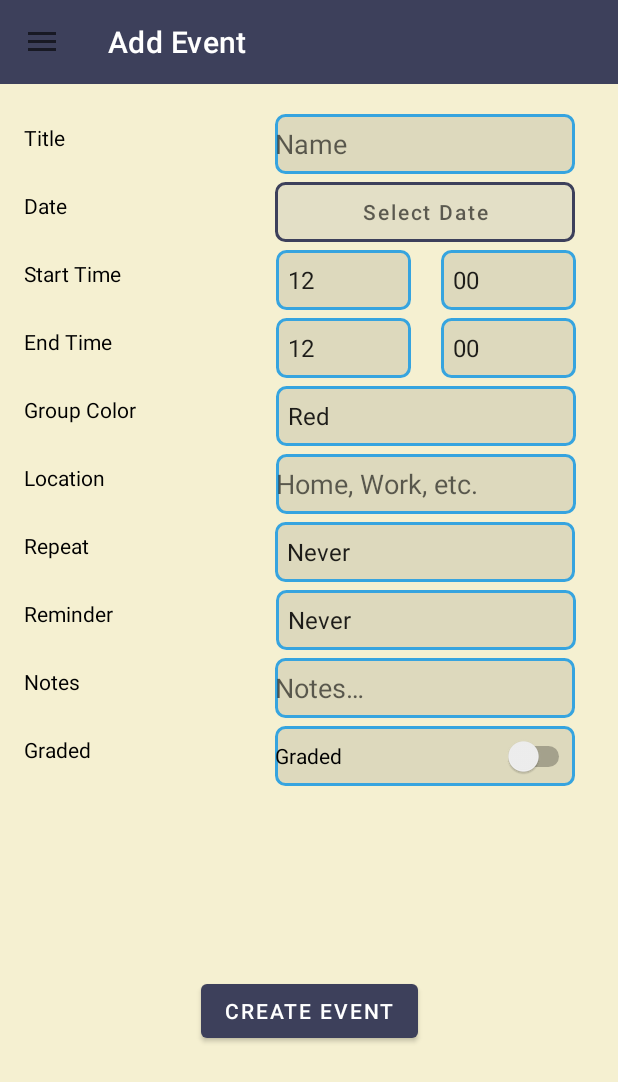
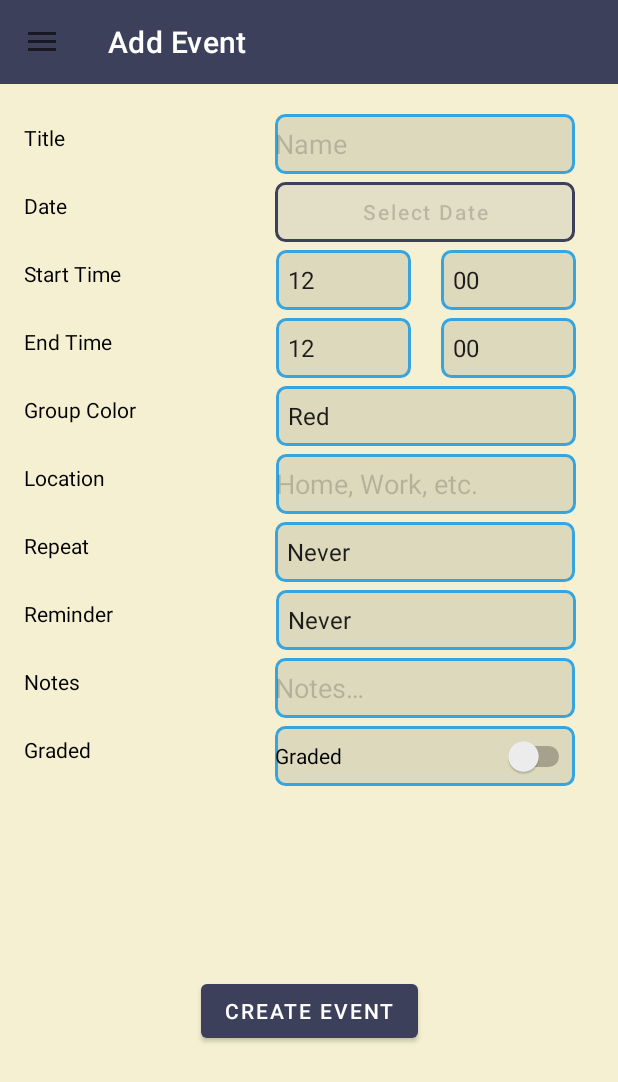
Before and after one commit to Shauryan735/Remake-Me, an Android app: the AddEvent screen opened directly, with no data from a screen before it, on a phone screen of 412 x 824 dp. Shown: the top 1082 px of the screen. Run offline under Robolectric (Android 15) with nearby library versions, the phone set to English and light mode, and no system bars; our stand-ins replace Room's generated code.

Commit message:
-Updated Dark theme and Light theme -Updated text in reflection dayview addevent to respect the dark mode and light mode. -Had issues with calendar object on main not wanting to change text colors -Had issues with add event sliders dont want to change text color either

```diff
--- a/app/src/main/res/layout/activity_add_event.xml
+++ b/app/src/main/res/layout/activity_add_event.xml
@@ -25,7 +25,7 @@
             android:ems="10"
             android:inputType="none"
             android:text="@string/title"
-            android:textColor="@color/black"
+            android:textColor="?attr/colorOnSecondary"
             android:textColorHint="#FF000000"
             android:textColorLink="#FF000000"
             app:layout_constraintStart_toStartOf="parent"
@@ -40,7 +40,7 @@
             android:ems="10"
             android:inputType="none"
             android:text="@string/date"
-            android:textColor="@color/black"
+            android:textColor="?attr/colorOnSecondary"
             android:textColorHint="#00000000"
             android:textColorLink="#00000000"
             app:layout_constraintStart_toStartOf="parent"
@@ -55,7 +55,7 @@
             android:ems="10"
             android:inputType="none"
             android:text="@string/start_time"
-            android:textColor="@color/black"
+            android:textColor="?attr/colorOnSecondary"
             android:textColorHint="#00000000"
             android:textColorLink="#00000000"
             app:layout_constraintStart_toStartOf="parent"
@@ -70,7 +70,7 @@
             android:ems="10"
             android:inputType="none"
             android:text="@string/location"
-            android:textColor="@color/black"
+            android:textColor="?attr/colorOnSecondary"
             android:textColorHint="#00000000"
             android:textColorLink="#00000000"
             app:layout_constraintStart_toStartOf="parent"
@@ -85,7 +85,7 @@
             android:ems="10"
             android:inputType="none"
             android:text="@string/notes"
-            android:textColor="@color/black"
+            android:textColor="?attr/colorOnSecondary"
             android:textColorHint="#00000000"
             android:textColorLink="#00000000"
             app:layout_constraintStart_toStartOf="parent"
@@ -100,7 +100,7 @@
             android:ems="10"
             android:inputType="none"
             android:text="@string/graded"
-            android:textColor="@color/black"
+            android:textColor="?attr/colorOnSecondary"
             android:textColorHint="#00000000"
             android:textColorLink="#00000000"
             app:layout_constraintStart_toStartOf="parent"
@@ -115,7 +115,7 @@
             android:ems="10"
             android:inputType="none"
             android:text="@string/reminder"
-            android:textColor="@color/black"
+            android:textColor="?attr/colorOnSecondary"
             android:textColorHint="#00000000"
             android:textColorLink="#00000000"
             app:layout_constraintStart_toStartOf="parent"
@@ -130,7 +130,7 @@
             android:ems="10"
             android:inputType="none"
             android:text="@string/end_time"
-            android:textColor="@color/black"
+            android:textColor="?attr/colorOnSecondary"
             android:textColorHint="#00000000"
             android:textColorLink="#00000000"
             app:layout_constraintStart_toStartOf="parent"
@@ -145,7 +145,7 @@
             android:ems="10"
             android:inputType="none"
             android:text="@string/repeat"
-            android:textColor="@color/black"
+            android:textColor="?attr/colorOnSecondary"
             android:textColorHint="#00000000"
             android:textColorLink="#00000000"
             app:layout_constraintStart_toStartOf="parent"
@@ -160,7 +160,7 @@
             android:ems="10"
             android:inputType="none"
             android:text="@string/group_color"
-            android:textColor="@color/black"
+            android:textColor="?attr/colorOnSecondary"
             android:textColorHint="#00000000"
             android:textColorLink="#00000000"
             app:layout_constraintStart_toStartOf="parent"
@@ -175,7 +175,8 @@
             android:ems="10"
             android:hint="@string/name"
             android:inputType="textPersonName"
-            android:textColor="@color/black"
+            android:textColor="?attr/colorOnSecondary"
+            android:textColorHint="?attr/colorOnSurface"
             app:layout_constraintEnd_toEndOf="parent"
             app:layout_constraintHorizontal_bias="0.67"
             app:layout_constraintStart_toEndOf="@+id/eventViewDate"
@@ -183,15 +184,15 @@
 
         <Button
             android:id="@+id/editTextDate"
-            android:hint="@string/select_date"
-            android:onClick="setDate"
             android:layout_width="200dp"
             android:layout_height="40dp"
             android:layout_marginTop="5dp"
             android:background="@drawable/redboarder"
             android:ems="10"
-            android:textColor="@color/black"
-            android:backgroundTint="?attr/colorAccent"
+            android:hint="@string/select_date"
+            android:onClick="setDate"
+            android:textColor="?attr/colorOnSecondary"
+            android:textColorHint="?attr/colorOnSurface"
             app:layout_constraintEnd_toEndOf="parent"
             app:layout_constraintHorizontal_bias="0.67"
             app:layout_constraintStart_toEndOf="@+id/eventViewStartTime"
@@ -207,7 +208,8 @@
             android:ems="10"
             android:hint="@string/location_hint"
             android:inputType="textShortMessage"
-            android:textColor="@color/black"
+            android:textColor="?attr/colorOnSecondary"
+            android:textColorHint="?attr/colorOnSurface"
             app:layout_constraintEnd_toEndOf="parent"
             app:layout_constraintHorizontal_bias="1.0"
             app:layout_constraintStart_toEndOf="@+id/textViewLocation"
@@ -220,7 +222,7 @@
             android:layout_marginTop="5dp"
             android:layout_marginEnd="28dp"
             android:background="@drawable/redboarder"
-            android:textColor="@color/black"
+            android:textColor="?attr/colorOnSecondary"
             app:layout_constraintEnd_toEndOf="parent"
             app:layout_constraintHorizontal_bias="1.0"
             app:layout_constraintStart_toEndOf="@+id/eventViewNote"
@@ -232,7 +234,7 @@
             android:layout_height="40dp"
             android:layout_marginTop="5dp"
             android:background="@drawable/redboarder"
-            android:textColor="@color/black"
+            android:textColor="?attr/colorOnSecondary"
             app:layout_constraintEnd_toEndOf="parent"
             app:layout_constraintHorizontal_bias="0.67"
             app:layout_constraintStart_toEndOf="@+id/textViewRepeat"
@@ -245,7 +247,7 @@
             android:layout_marginTop="5dp"
             android:layout_marginEnd="28dp"
             android:background="@drawable/redboarder"
-            android:textColor="@color/black"
+            android:textColor="?attr/colorOnSecondary"
             app:layout_constraintEnd_toEndOf="parent"
             app:layout_constraintHorizontal_bias="1.0"
             app:layout_constraintStart_toEndOf="@+id/textViewReminder"
@@ -260,7 +262,8 @@
             android:ems="10"
             android:hint="@string/notes_hint"
             android:inputType="textLongMessage"
-            android:textColor="@color/black"
+            android:textColor="?attr/colorOnSecondary"
+            android:textColorHint="?attr/colorOnSurface"
             app:layout_constraintEnd_toEndOf="parent"
             app:layout_constraintHorizontal_bias="0.67"
             app:layout_constraintStart_toEndOf="@+id/textViewNotes"
@@ -327,6 +330,8 @@
             android:layout_marginTop="5dp"
             android:background="@drawable/redboarder"
             android:text="Graded"
+            android:textColor="?attr/colorOnSecondary"
+            android:textColorHint="?attr/colorOnSurface"
             app:layout_constraintEnd_toEndOf="parent"
             app:layout_constraintHorizontal_bias="0.67"
             app:layout_constraintStart_toEndOf="@+id/textViewGraded"
--- a/app/src/main/res/layout/activity_daily_reflection.xml
+++ b/app/src/main/res/layout/activity_daily_reflection.xml
@@ -21,6 +21,8 @@
             android:gravity="top|left"
             android:hint="Thoughts..."
             android:inputType="textMultiLine"
+            android:textColor="?attr/colorOnSecondary"
+            android:textColorHint="?attr/colorOnSurface"
             app:layout_constraintEnd_toEndOf="parent"
             app:layout_constraintStart_toStartOf="parent"
             app:layout_constraintTop_toTopOf="parent" />
@@ -30,6 +32,7 @@
             android:layout_height="wrap_content"
             android:layout_marginBottom="76dp"
             android:text="Submit"
+            android:textColor="?attr/colorOnPrimary"
             app:layout_constraintBottom_toBottomOf="parent"
             app:layout_constraintEnd_toEndOf="parent"
             app:layout_constraintHorizontal_bias="0.767"
--- a/app/src/main/res/values-night/themes.xml
+++ b/app/src/main/res/values-night/themes.xml
@@ -1,14 +1,16 @@
 <resources xmlns:tools="http://schemas.android.com/tools">
     <!-- Base application theme. -->
     <style name="Theme.Testing" parent="Theme.MaterialComponents.Light.NoActionBar">
+        <item name="android:colorBackground">@color/gray</item>
+        <item name="colorOnSurface">@color/dm_on_surface</item>
         <!-- Primary brand color. -->
-        <item name="colorPrimary">@color/purple_200</item>
-        <item name="colorPrimaryVariant">@color/purple_700</item>
-        <item name="colorOnPrimary">@color/black</item>
+        <item name="colorPrimary">@color/dm_primary</item>
+        <item name="colorPrimaryVariant">@color/dm_primary_alt</item>
+        <item name="colorOnPrimary">@color/dm_on_primary</item>
         <!-- Secondary brand color. -->
         <item name="colorSecondary">@color/teal_200</item>
         <item name="colorSecondaryVariant">@color/teal_200</item>
-        <item name="colorOnSecondary">@color/black</item>
+        <item name="colorOnSecondary">@color/white</item>
         <!-- Status bar color. -->
         <item name="android:statusBarColor" tools:targetApi="l">?attr/colorPrimaryVariant</item>
         <!-- Customize your theme here. -->
--- a/app/src/main/res/values/colors.xml
+++ b/app/src/main/res/values/colors.xml
@@ -6,6 +6,15 @@
     <color name="lm_primary_alt">#FF272B44</color>
     <color name="lm_secondary">#FF36A4DF</color>
     <color name="lm_secondary_alt">#FF20688E</color>
+
+    <color name="lm_on_surface">#2F000000</color>
+    <!--Dark Mode Colors-->
+    <color name="dm_background">#FF0D1330</color>
+    <color name="dm_primary">#FF121B44</color>
+    <color name="dm_primary_alt">#FF18235A</color>
+
+    <color name="dm_on_primary">#FF868686</color>
+    <color name="dm_on_surface">#2FFFFFFF</color>
 
     <color name="purple_200">#FFBB86FC</color>
     <color name="purple_700">#FF3700B3</color>
--- a/app/src/main/res/values/themes.xml
+++ b/app/src/main/res/values/themes.xml
@@ -2,6 +2,7 @@
     <!-- Base application theme. -->
     <style name="Theme.Testing" parent="Theme.MaterialComponents.Light.NoActionBar">
         <item name="android:colorBackground">@color/lm_background</item>
+        <item name="colorOnSurface">@color/lm_on_surface</item>
         <!-- Primary brand color. -->
         <item name="colorPrimary">@color/lm_primary</item>
         <item name="colorPrimaryVariant">@color/lm_primary_alt</item>
```
Also changed, not shown: app/src/main/res/layout/activity_day_view_v2.xml (+5 -4 lines), app/src/main/res/layout/activity_event_review.xml (+19 -15 lines).
